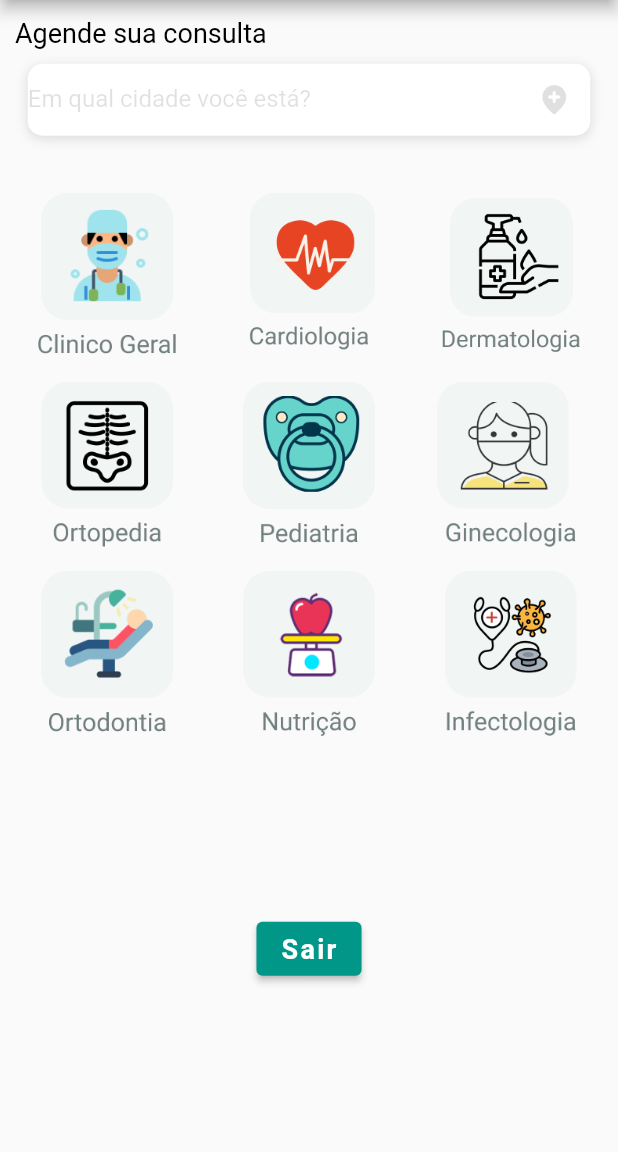
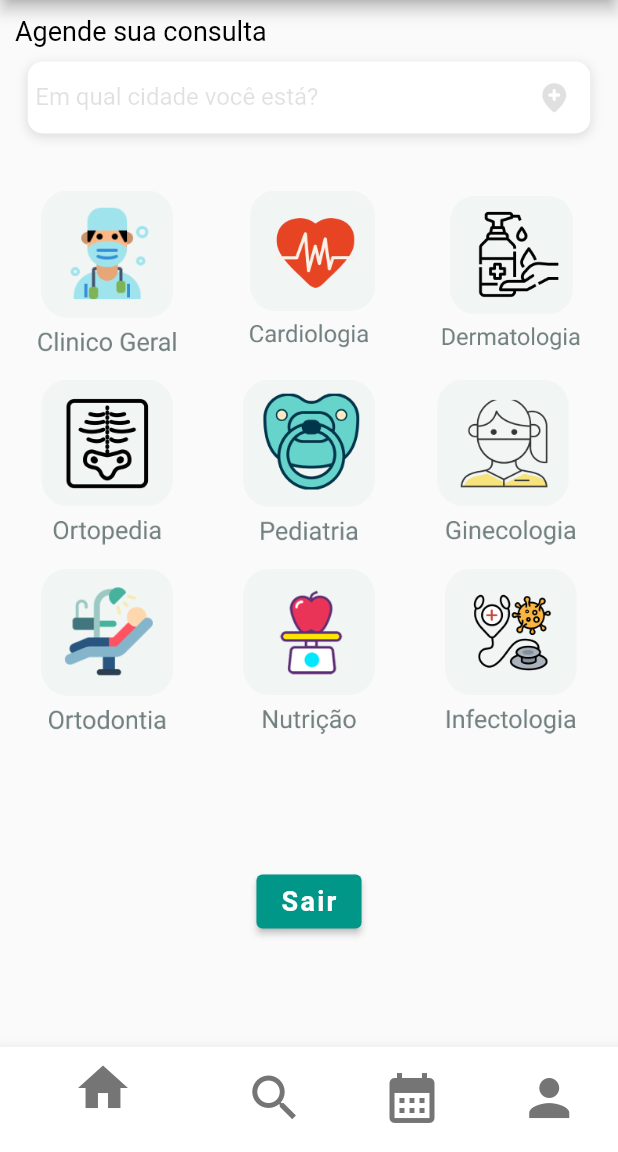
Before and after one commit to DoctorPlusApp/DoctorPlus, a Flutter app: the ContentPage screen opened directly, on a phone screen of 412 x 824 dp, the part 84-1236 px from its top. Run offline on Flutter 3.47's test engine with Material 2 defaults, Android fonts, the phone set to English and light mode, and no system bars; our stand-ins replace flutter_svg; Roboto replaces fonts that are missing (OpenSans).

Commit message:
feat: integrated home bar in app

```diff
--- a/lib/views/content/content_page.dart
+++ b/lib/views/content/content_page.dart
@@ -2,8 +2,27 @@ import 'package:doctor_plus_app/utilities/constants.dart';
 import 'package:doctor_plus_app/views/content/login_screen.dart';
 import 'package:flutter/material.dart';
 import '/utilities/constants.dart';
+import 'package:doctor_plus_app/views/content/profile_page.dart';
+import 'package:doctor_plus_app/views/content/search_page.dart';
+import 'package:doctor_plus_app/views/content/calendar_page.dart';
 
-class ContentPage extends StatelessWidget {
+class ContentPage extends StatefulWidget {
+  @override
+  State<ContentPage> createState() => _ContentPageState();
+}
+
+class _ContentPageState extends State<ContentPage> {
+  int currentIndex = 0;
+  final Screens = [
+    // Center(child: Text('ContentPage', style: TextStyle(fontSize: 60))),
+    // Center(child: Text('Search', style: TextStyle(fontSize: 60))),
+    // Center(child: Text('Calendar', style: TextStyle(fontSize: 60))),
+    // Center(child: Text('Profile', style: TextStyle(fontSize: 60))),
+    ContentPage(),
+    SearchPage(),
+    CalendarPage(),
+    ProfilePage(),
+  ];
   @override
   Widget build(BuildContext context) {
     return Scaffold(
@@ -49,7 +68,7 @@ class ContentPage extends StatelessWidget {
               ),
               decoration: InputDecoration(
                 border: InputBorder.none,
-                  contentPadding: EdgeInsets.only(top: 14.0),
+                contentPadding: EdgeInsets.only(top: 14.0, left: 5),
                 suffixIcon: Icon(
                   Icons.add_location_rounded,
                   color: Colors.black12,
@@ -69,14 +88,12 @@ class ContentPage extends StatelessWidget {
                 onPressed: () {},
               ),
               IconButton(
-                  icon:
-                      Image.asset('assets/icons/contentPage/cardiologist.png'),
+                icon: Image.asset('assets/icons/contentPage/cardiologist.png'),
                 iconSize: 110,
                 onPressed: () {},
               ),
               IconButton(
-                  icon:
-                      Image.asset('assets/icons/contentPage/dermatologist.png'),
+                icon: Image.asset('assets/icons/contentPage/dermatologist.png'),
                 iconSize: 110,
                 onPressed: () {},
               ),
@@ -91,14 +108,12 @@ class ContentPage extends StatelessWidget {
                 onPressed: () {},
               ),
               IconButton(
-                  icon:
-                      Image.asset('assets/icons/contentPage/pediatrician.png'),
+                icon: Image.asset('assets/icons/contentPage/pediatrician.png'),
                 iconSize: 110,
                 onPressed: () {},
               ),
               IconButton(
-                  icon:
-                      Image.asset('assets/icons/contentPage/gynecologist.png'),
+                icon: Image.asset('assets/icons/contentPage/gynecologist.png'),
                 iconSize: 110,
                 onPressed: () {},
               ),
@@ -108,8 +123,7 @@ class ContentPage extends StatelessWidget {
             mainAxisAlignment: MainAxisAlignment.spaceEvenly,
             children: [
               IconButton(
-                  icon:
-                      Image.asset('assets/icons/contentPage/orthodontics.png'),
+                icon: Image.asset('assets/icons/contentPage/orthodontics.png'),
                 iconSize: 110,
                 onPressed: () {},
               ),
@@ -119,8 +133,7 @@ class ContentPage extends StatelessWidget {
                 onPressed: () {},
               ),
               IconButton(
-                  icon:
-                      Image.asset('assets/icons/contentPage/infectologist.png'),
+                icon: Image.asset('assets/icons/contentPage/infectologist.png'),
                 iconSize: 110,
                 onPressed: () {},
               ),
@@ -134,12 +147,42 @@ class ContentPage extends StatelessWidget {
             ),
           ),
         ],
-        ));
+      ),
+      bottomNavigationBar: BottomNavigationBar(
+        iconSize: 40,
+        currentIndex: currentIndex,
+        onTap: (index) => setState(() => currentIndex = index),
+        items: [
+          BottomNavigationBarItem(
+            //icon color black
+            icon: Icon(Icons.home, color: Colors.grey[600]),
+            // label color black
+            label: 'ContentPage',
+            backgroundColor: Colors.white,
+          ),
+          BottomNavigationBarItem(
+            icon: Icon(Icons.search, color: Colors.grey[600]),
+            label: 'Search',
+            backgroundColor: Colors.white,
+          ),
+          BottomNavigationBarItem(
+            icon: Icon(Icons.calendar_month, color: Colors.grey[600]),
+            label: 'Calendar',
+            backgroundColor: Colors.white,
+          ),
+          BottomNavigationBarItem(
+            icon: Icon(Icons.person, color: Colors.grey[600]),
+            label: 'Profile',
+            backgroundColor: Colors.white,
+          ),
+        ],
+      ),
+    );
   }
 
   Widget buildLoginBtn(BuildContext context) {
     return Container(
-      padding: EdgeInsets.all(110),
+      padding: EdgeInsets.all(80),
       child: ElevatedButton(
         onPressed: () {
           Navigator.push(
```
Lines whose indentation alone changed are shown as unchanged.
